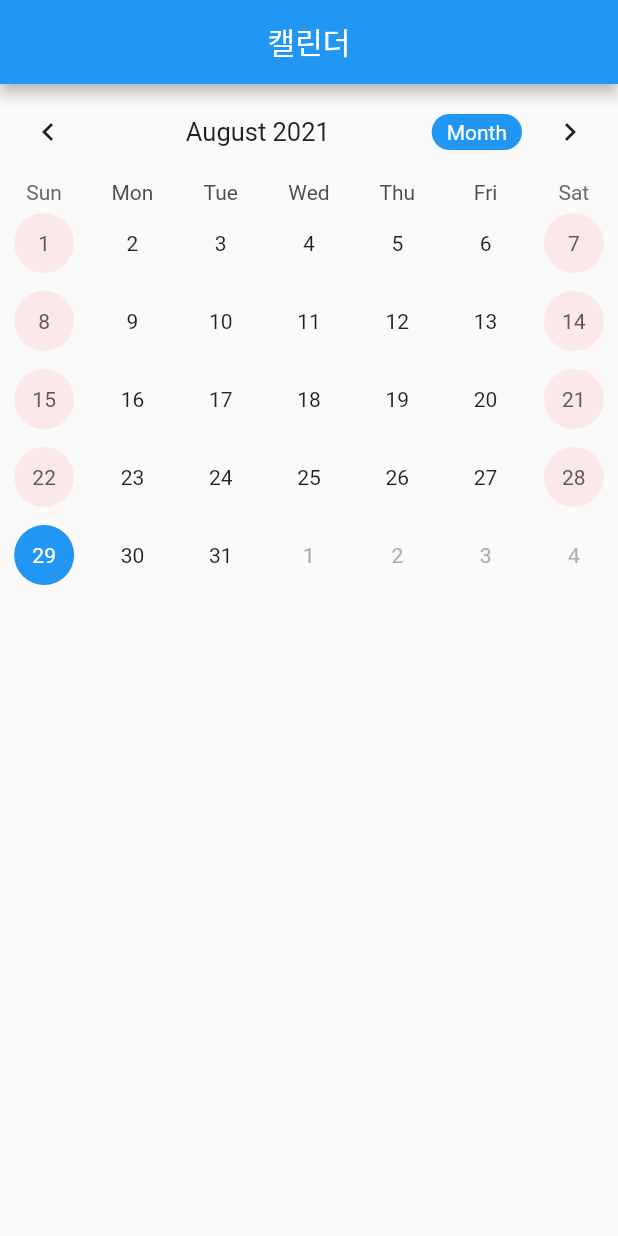
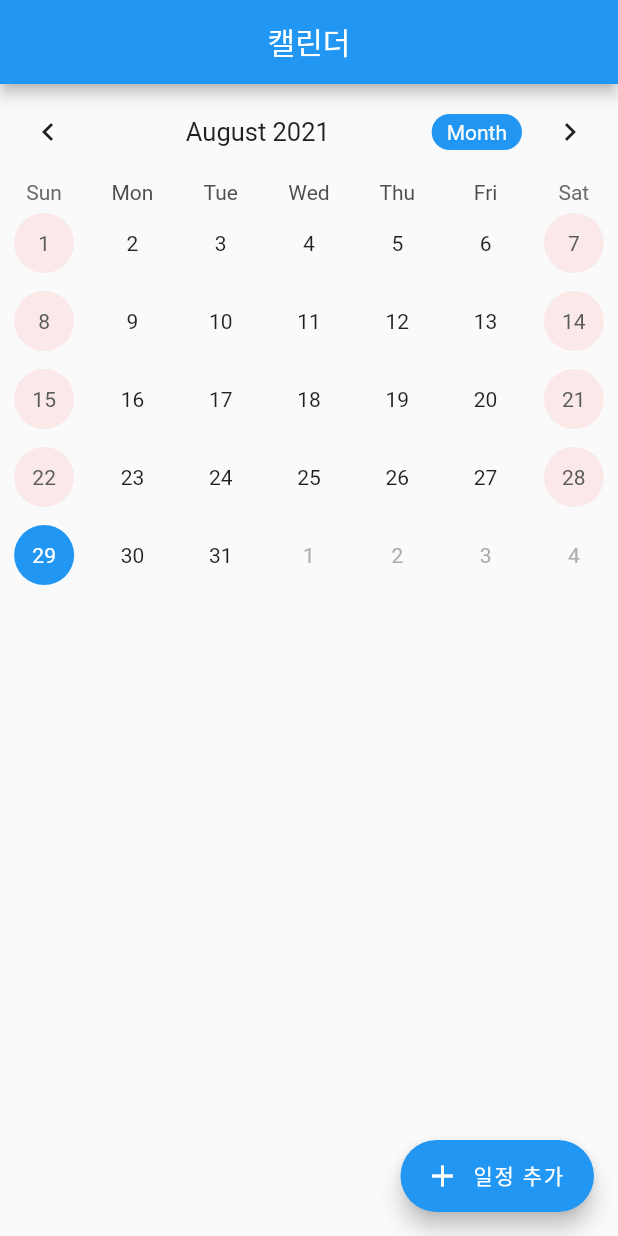
Before and after one commit to FitCoderOfficial/flutter_calendar, a Flutter app: the screen it shows after launch, on a phone screen of 412 x 824 dp. Run offline on Flutter 3.47's test engine with Material 2 defaults, Android fonts, the phone set to English and light mode, and no system bars; drawn by our look-alikes of table_calendar.

Commit message:
feat:calandar finish

```diff
--- a/lib/calendar.dart
+++ b/lib/calendar.dart
@@ -1,5 +1,6 @@
 import 'package:flutter/material.dart';
 import 'package:table_calendar/table_calendar.dart';
+import 'package:calender_clone/event.dart';
 
 class Calendar extends StatefulWidget {
   const Calendar({Key? key}) : super(key: key);
@@ -9,9 +10,28 @@ class Calendar extends StatefulWidget {
 }
 
 class _CalendarState extends State<Calendar> {
+  late Map<DateTime, List<Event>> selectedEvents;
   CalendarFormat format = CalendarFormat.month;
   DateTime selectedDay = DateTime.now();
   DateTime focusedDay = DateTime.now();
+
+  TextEditingController _eventController = TextEditingController();
+
+  @override
+  void initState() {
+    selectedEvents = {};
+    super.initState();
+  }
+
+  List<Event> _getEventsfromDay(DateTime date) {
+    return selectedEvents[date] ?? [];
+  }
+
+  @override
+  void dispose() {
+    _eventController.dispose();
+    super.dispose();
+  }
 
   @override
   Widget build(BuildContext context) {
@@ -20,7 +40,8 @@ class _CalendarState extends State<Calendar> {
         title: Text('캘린더'),
         centerTitle: true,
       ),
-      body: TableCalendar(
+      body: Column(children: [
+        TableCalendar(
           focusedDay: focusedDay,
           firstDay: DateTime(1990),
           lastDay: DateTime(2050),
@@ -45,6 +66,8 @@ class _CalendarState extends State<Calendar> {
             return isSameDay(selectedDay, date);
           },
 
+          eventLoader: _getEventsfromDay,
+
           //To style the Calendar
           calendarStyle: CalendarStyle(
             isTodayHighlighted: true,
@@ -54,7 +77,9 @@ class _CalendarState extends State<Calendar> {
             todayDecoration: BoxDecoration(
                 color: Colors.lightBlueAccent, shape: BoxShape.circle),
             defaultDecoration: BoxDecoration(shape: BoxShape.circle),
-          weekendDecoration: BoxDecoration(color: Colors.redAccent.withOpacity(0.1), shape: BoxShape.circle),
+            weekendDecoration: BoxDecoration(
+                color: Colors.redAccent.withOpacity(0.1),
+                shape: BoxShape.circle),
           ),
 
           headerStyle: HeaderStyle(
@@ -66,6 +91,51 @@ class _CalendarState extends State<Calendar> {
             formatButtonTextStyle: TextStyle(color: Colors.white),
           ),
         ),
+        ..._getEventsfromDay(selectedDay).map((Event event) => ListTile(title: Text(event.title),))
+      ],
+      ),
+      floatingActionButton: FloatingActionButton.extended(
+        onPressed: () => showDialog(
+            context: context,
+            builder: (context) => AlertDialog(
+                  title: Text("일정 추가"),
+                  content: TextFormField(
+                    controller: _eventController,
+                  ),
+                  actions: [
+                    TextButton(
+                        onPressed: () => Navigator.pop(context),
+                        child: Text("취소")),
+                    TextButton(
+                        onPressed: () {
+                          if (_eventController.text.isEmpty) {
+                            // Navigator.pop(context);
+                            // return;
+                          } else {
+                            if (selectedEvents[selectedDay] != null) {
+                              selectedEvents[selectedDay]!.add(
+                                Event(title: _eventController.text),
+                              );
+                            } else {
+                              selectedEvents[selectedDay] = [
+                                Event(title: _eventController.text)
+                              ];
+                            }
+
+                          }
+                          Navigator.pop(context);
+                          _eventController.clear();
+                          setState(() {
+
+                          });
+                          return;
+                        },
+                        child: Text("확인"))
+                  ],
+                )),
+        label: Text("일정 추가"),
+        icon: Icon(Icons.add),
+      ),
     );
   }
 }
--- /dev/null
+++ b/lib/event.dart
@@ -0,0 +1,8 @@
+import 'package:flutter/foundation.dart';
+
+class Event {
+  final String title;
+  Event({required this.title});
+
+  String toString() => this.title;
+}
```
Lines whose indentation alone changed are shown as unchanged.
